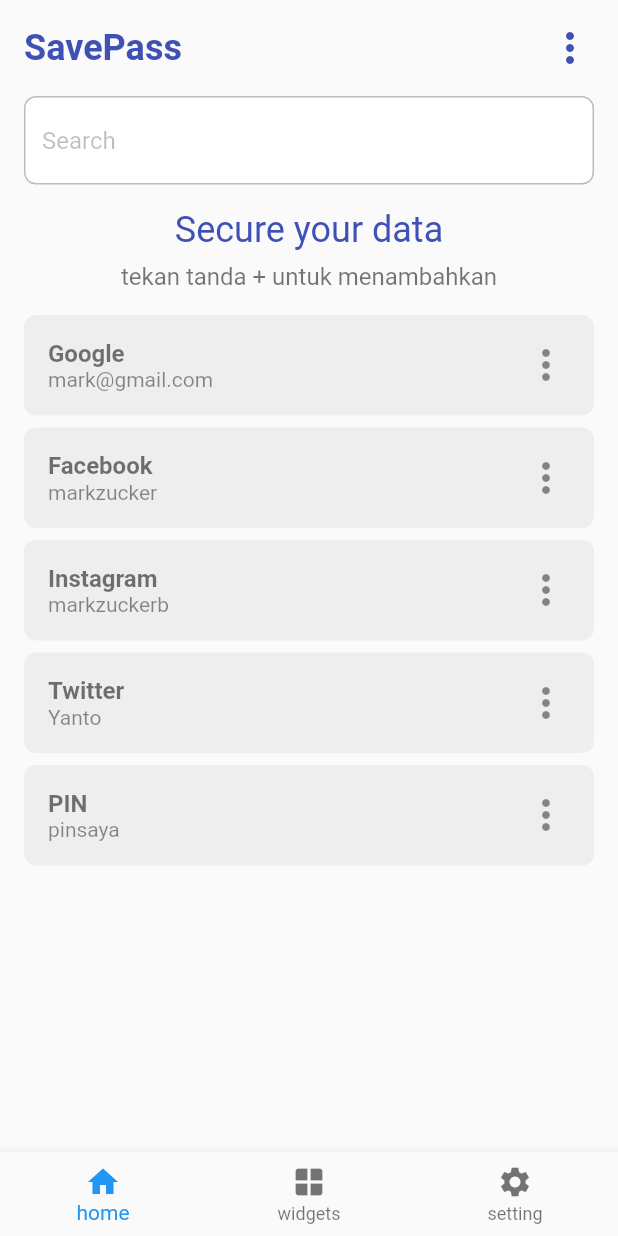
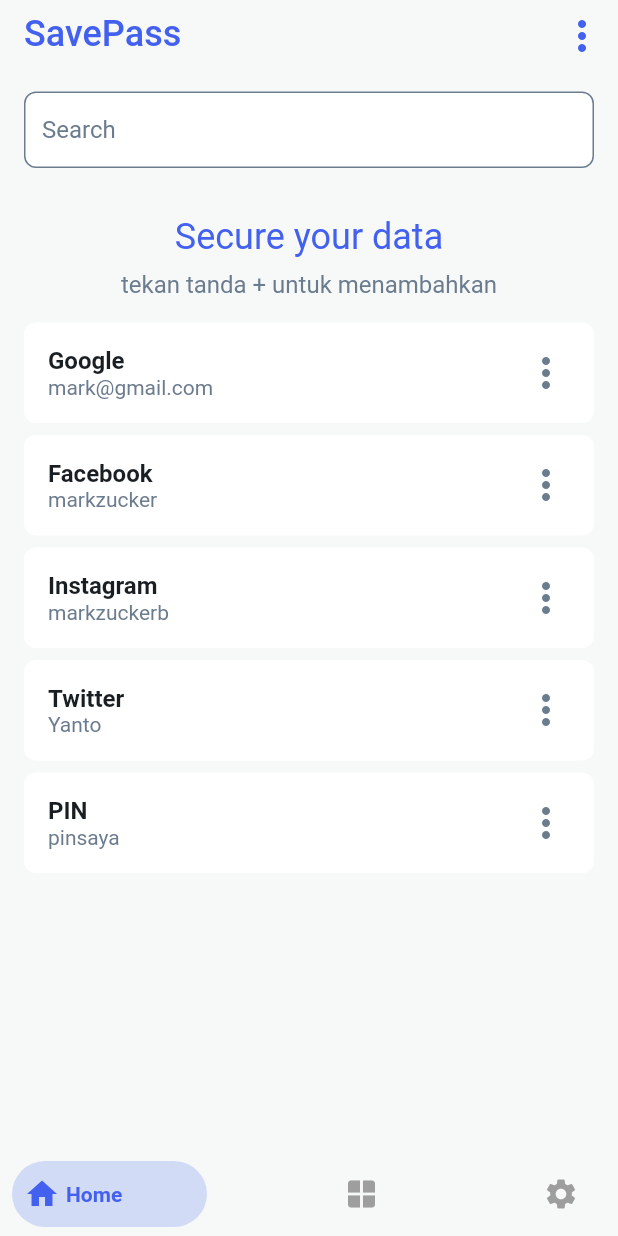
Before and after one commit to LeToyek/wri, a Flutter app: the screen it shows after launch, on a phone screen of 412 x 824 dp. Run offline on Flutter 3.47's test engine with Material 2 defaults, Android fonts, the light colour scheme and no system bars; drawn by our look-alikes of bottom_navy_bar.

Commit message:
need to add elevated button and change the bg color of icon in bottom navbar

```diff
--- /dev/null
+++ b/lib/Constants/Colors.dart
@@ -0,0 +1,7 @@
+import 'package:flutter/material.dart';
+
+const primaryColor = Color(0xFF4361EE);
+const naturalAlt = Color(0xFFEAEAEA);
+const colorForBackground = Color(0xFFF6F9F8);
+const strongBlack = Color(0xFF191E23);
+const lightGrey = Color(0xFF6C7C8F);
--- a/lib/Pages/homepage.dart
+++ b/lib/Pages/homepage.dart
@@ -1,7 +1,9 @@
 // ignore_for_file: prefer_const_constructors, prefer_const_literals_to_create_immutables
 
 import 'package:flutter/material.dart';
+import 'package:wri/Constants/Colors.dart';
 import 'package:wri/ListCard/listcard.dart';
+import 'package:bottom_navy_bar/bottom_navy_bar.dart';
 
 class HomePage extends StatefulWidget {
   const HomePage({Key? key}) : super(key: key);
@@ -15,14 +17,17 @@
   @override
   Widget build(BuildContext context) {
     return Scaffold(
-      body: ListView(children: [
-        Padding(
-          padding: EdgeInsets.all(16),
-          child: Column(
-            children: [
-              SavePass(),
-              TextField(
+      appBar: AppBar(
+        title: Text(
+          'SavePass',
+          style: TextStyle(color: primaryColor, fontSize: 24),
+        ),
+        bottom: PreferredSize(
+            child: Padding(
+              padding: const EdgeInsets.all(16.0),
+              child: TextField(
                 decoration: InputDecoration(
+                    isDense: true,
                     filled: true,
                     fillColor: Colors.white,
                     hintText: 'Search',
@@ -30,21 +35,41 @@
                       borderRadius: BorderRadius.circular(8),
                     )),
               ),
+            ),
+            preferredSize: const Size.fromHeight(72)),
+        elevation: 0,
+        backgroundColor: colorForBackground,
+        actions: [
+          IconButton(
+            icon: Icon(
+              Icons.more_vert,
+              color: primaryColor,
+              size: 32,
+            ),
+            onPressed: () {},
+          )
+        ],
+      ),
+      body: ListView(children: [
+        Padding(
+          padding: EdgeInsets.all(16),
+          child: Column(
+            children: [
               Container(
-                margin: EdgeInsets.symmetric(vertical: 16),
+                margin: EdgeInsets.only(bottom: 16),
                 alignment: Alignment.center,
                 child: Column(
                   children: [
                     Text('Secure your data',
                         style: Theme.of(context).textTheme.headline5?.copyWith(
-                              color: Colors.indigo,
+                              color: primaryColor,
                             )),
                     SizedBox(
                       height: 8,
                     ),
                     Text(
                       'tekan tanda + untuk menambahkan',
-                      style: TextStyle(color: Colors.black54, fontSize: 16),
+                      style: TextStyle(color: lightGrey, fontSize: 16),
                     ),
                   ],
                 ),
@@ -54,14 +79,28 @@
           ),
         ),
       ]),
-      bottomNavigationBar: BottomNavigationBar(
-        currentIndex: _currentIndex,
+      bottomNavigationBar: BottomNavyBar(
+        backgroundColor: colorForBackground,
+        selectedIndex: _currentIndex,
+        showElevation: false,
         items: [
-          BottomNavigationBarItem(icon: Icon(Icons.home), label: 'home'),
-          BottomNavigationBarItem(icon: Icon(Icons.window), label: 'widgets'),
-          BottomNavigationBarItem(icon: Icon(Icons.settings), label: 'setting'),
+          BottomNavyBarItem(
+              icon: Icon(Icons.home),
+              title: Text('Home'),
+              activeColor: primaryColor,
+              inactiveColor: Colors.grey[500]),
+          BottomNavyBarItem(
+              icon: Icon(Icons.window),
+              title: Text('Window'),
+              activeColor: primaryColor,
+              inactiveColor: Colors.grey[500]),
+          BottomNavyBarItem(
+              icon: Icon(Icons.settings),
+              title: Text('Setting'),
+              activeColor: primaryColor,
+              inactiveColor: Colors.grey[500]),
         ],
-        onTap: (index) {
+        onItemSelected: (index) {
           setState(() {
             _currentIndex = index;
           });
@@ -86,11 +125,11 @@
             style: Theme.of(context)
                 .textTheme
                 .headline5
-                ?.copyWith(color: Colors.indigo, fontWeight: FontWeight.bold),
+                ?.copyWith(color: primaryColor, fontWeight: FontWeight.bold),
           ),
           Icon(
             Icons.more_vert,
-            color: Colors.indigo,
+            color: primaryColor,
             size: 32,
           )
         ],
@@ -130,7 +169,7 @@
       width: double.infinity,
       margin: EdgeInsets.only(bottom: 8),
       decoration: BoxDecoration(
-        color: Colors.grey[200],
+        color: Colors.white,
         borderRadius: BorderRadius.circular(8.0),
       ),
       child: Padding(
@@ -146,13 +185,13 @@
                   Text(
                     web,
                     style: TextStyle(
-                        color: Colors.black54,
+                        color: strongBlack,
                         fontWeight: FontWeight.bold,
                         fontSize: 16),
                   ),
                   Text(
                     name,
-                    style: TextStyle(color: Colors.black45),
+                    style: TextStyle(color: lightGrey),
                   ),
                 ],
               ),
@@ -161,7 +200,7 @@
                 child: Icon(
                   Icons.more_vert,
                   size: 32,
-                  color: Colors.black45,
+                  color: lightGrey,
                 ),
               )
             ],
--- a/lib/main.dart
+++ b/lib/main.dart
@@ -1,4 +1,5 @@
 import 'package:flutter/material.dart';
+import 'package:wri/Constants/Colors.dart';
 import 'package:wri/Pages/homepage.dart';
 
 void main() {
@@ -11,7 +12,8 @@
   @override
   Widget build(BuildContext context) {
     return MaterialApp(
-      theme: ThemeData.light().copyWith(hintColor: Colors.black26),
+      theme: new ThemeData(
+          scaffoldBackgroundColor: colorForBackground, hintColor: lightGrey),
       debugShowCheckedModeBanner: false,
       home: HomePage(),
     );
--- a/pubspec.yaml
+++ b/pubspec.yaml
@@ -34,6 +34,7 @@
   # The following adds the Cupertino Icons font to your application.
   # Use with the CupertinoIcons class for iOS style icons.
   cupertino_icons: ^1.0.2
+  bottom_navy_bar: ^6.0.0
 
 dev_dependencies:
   flutter_test:
```
Also changed, not shown: pubspec.lock.
